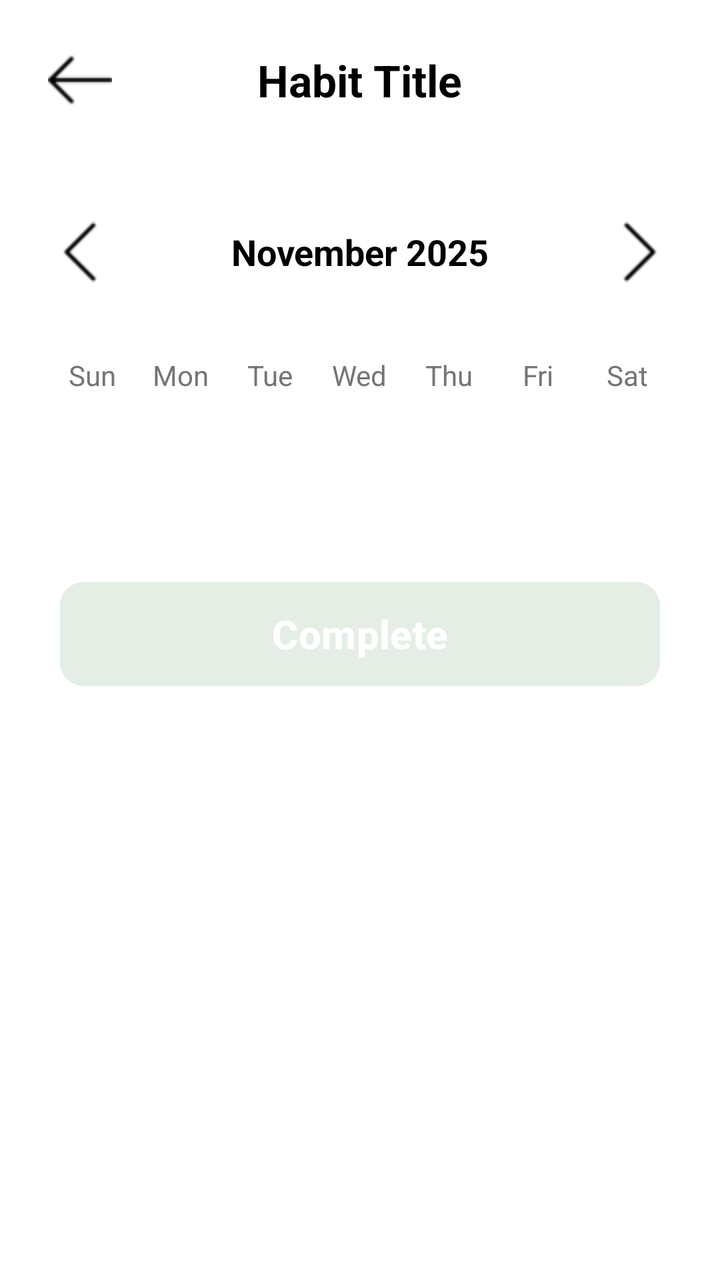
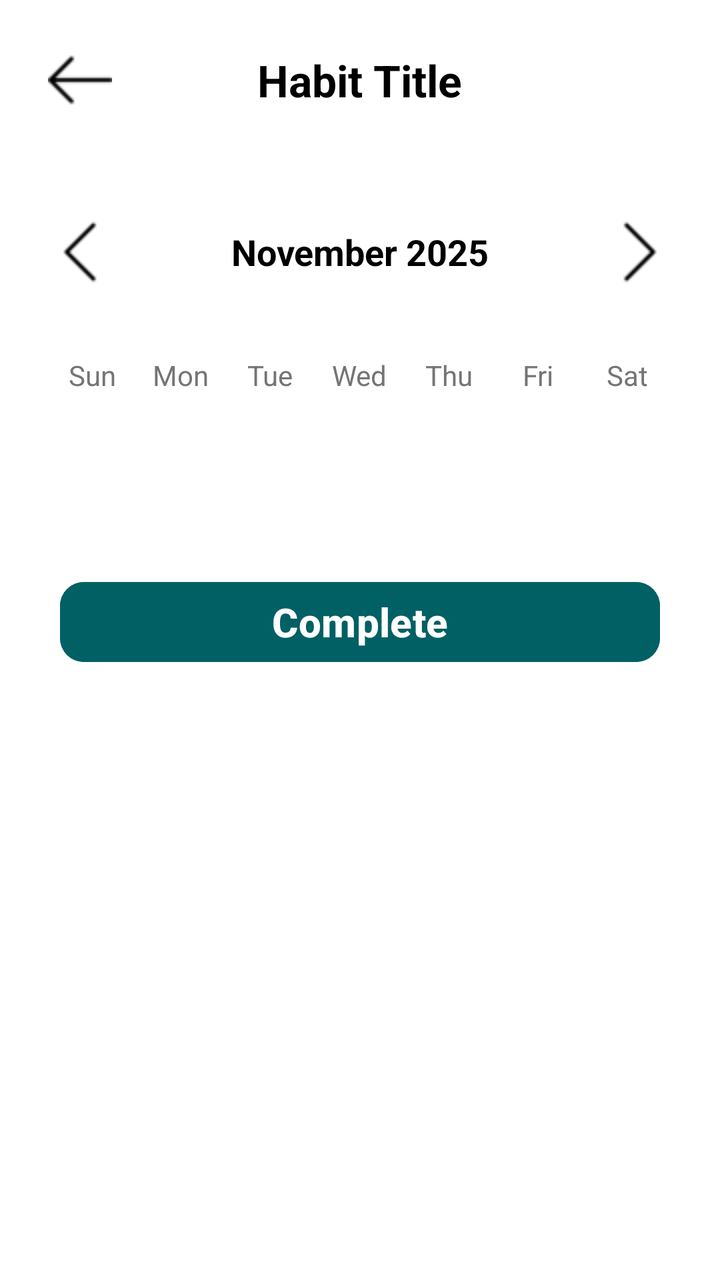

Two renders of the same Android screen: before a commit and after it. Below are the layout's source before the change and the commit's diff.
<!-- AndroidManifest.xml: application theme Theme.HabitMood -->
<!-- res/layout/activity_monthly_detail.xml -->
<?xml version="1.0" encoding="utf-8"?>
<LinearLayout xmlns:android="http://schemas.android.com/apk/res/android"
    xmlns:app="http://schemas.android.com/apk/res-auto"
    xmlns:tools="http://schemas.android.com/tools"
    android:id="@+id/main"
    android:layout_width="match_parent"
    android:layout_height="match_parent"
    android:orientation="vertical"
    android:background="@color/white"
    android:padding="24dp"
    tools:context=".MonthlyDetail">

    
    <RelativeLayout
        android:layout_width="match_parent"
        android:layout_height="wrap_content"
        android:layout_marginBottom="24dp">

        <ImageButton
            android:id="@+id/btnBack"
            android:layout_width="32dp"
            android:layout_height="32dp"
            android:src="@drawable/back"
            android:background="?attr/selectableItemBackgroundBorderless"
            android:contentDescription="Back"
            android:layout_alignParentStart="true"
            android:layout_centerVertical="true"
            app:tint="@color/black" />

        <TextView
            android:id="@+id/tvHabitTitle"
            android:layout_width="wrap_content"
            android:layout_height="wrap_content"
            android:text="Habit Title"
            android:textSize="22sp"
            android:textStyle="bold"
            android:textColor="@color/black"
            android:layout_centerInParent="true"/>
    </RelativeLayout>

    
    <LinearLayout
        android:layout_width="match_parent"
        android:layout_height="wrap_content"
        android:orientation="horizontal"
        android:gravity="center_vertical"
        android:layout_marginTop="30dp"
        android:layout_marginBottom="16dp">

        <ImageButton
            android:id="@+id/btnPrevMonth"
            android:layout_width="32dp"
            android:layout_height="32dp"
            android:src="@drawable/left"
            android:background="?attr/selectableItemBackgroundBorderless"
            android:contentDescription="Previous Month"/>

        <TextView
            android:id="@+id/tvMonthYear"
            android:layout_width="0dp"
            android:layout_height="wrap_content"
            android:layout_weight="1"
            android:text="November 2025"
            android:textSize="18sp"
            android:textStyle="bold"
            android:textColor="@color/black"
            android:gravity="center"/>

        <ImageButton
            android:id="@+id/btnNextMonth"
            android:layout_width="32dp"
            android:layout_height="32dp"
            android:src="@drawable/right"
            android:background="?attr/selectableItemBackgroundBorderless"
            android:contentDescription="Next Month"/>
    </LinearLayout>

    
    <LinearLayout
        android:layout_width="match_parent"
        android:layout_height="wrap_content"
        android:orientation="horizontal"
        android:layout_marginTop="20dp"
        android:layout_marginBottom="8dp">

        <TextView
            android:layout_width="0dp"
            android:layout_height="wrap_content"
            android:layout_weight="1"
            android:text="Sun"
            android:textSize="14sp"
            android:textColor="#757575"
            android:gravity="center"/>

        <TextView
            android:layout_width="0dp"
            android:layout_height="wrap_content"
            android:layout_weight="1"
            android:text="Mon"
            android:textSize="14sp"
            android:textColor="#757575"
            android:gravity="center"/>

        <TextView
            android:layout_width="0dp"
            android:layout_height="wrap_content"
            android:layout_weight="1"
            android:text="Tue"
            android:textSize="14sp"
            android:textColor="#757575"
            android:gravity="center"/>

        <TextView
            android:layout_width="0dp"
            android:layout_height="wrap_content"
            android:layout_weight="1"
            android:text="Wed"
            android:textSize="14sp"
            android:textColor="#757575"
            android:gravity="center"/>

        <TextView
            android:layout_width="0dp"
            android:layout_height="wrap_content"
            android:layout_weight="1"
            android:text="Thu"
            android:textSize="14sp"
            android:textColor="#757575"
            android:gravity="center"/>

        <TextView
            android:layout_width="0dp"
            android:layout_height="wrap_content"
            android:layout_weight="1"
            android:text="Fri"
            android:textSize="14sp"
            android:textColor="#757575"
            android:gravity="center"/>

        <TextView
            android:layout_width="0dp"
            android:layout_height="wrap_content"
            android:layout_weight="1"
            android:text="Sat"
            android:textSize="14sp"
            android:textColor="#757575"
            android:gravity="center"/>
    </LinearLayout>

    
    <androidx.recyclerview.widget.RecyclerView
        android:id="@+id/calendarRecyclerView"
        android:layout_width="match_parent"
        android:layout_height="wrap_content"
        android:layout_marginTop="20dp"
        android:nestedScrollingEnabled="false"
        android:layout_marginBottom="32dp"/>

    
    <Button
        android:id="@+id/btnComplete"
        android:layout_width="300dp"
        android:layout_height="60dp"
        android:layout_gravity="center"
        android:text="Complete"
        android:layout_marginTop="30dp"
        android:textSize="20sp"
        android:textStyle="bold"
        android:textColor="@color/white"
        android:backgroundTint="@color/light_green"
        android:stateListAnimator="@null"
        app:cornerRadius="12dp"/>

</LinearLayout>
<!-- resources referenced by this layout -->
<resources>
  <color name="black">#FF000000</color>
  <color name="light_green">#E4EEE4</color>
  <color name="white">#FFFFFFFF</color>
  <!-- drawable back: png bitmap (drawable, 309 bytes) -->
  <!-- drawable left: png bitmap (drawable, 814 bytes) -->
  <!-- drawable right: png bitmap (drawable, 218 bytes) -->
  <style name="Theme.HabitMood" parent="Base.Theme.HabitMood" />
  <style name="Base.Theme.HabitMood" parent="Theme.Material3.DayNight.NoActionBar">
          
          
      </style>
</resources>

<!-- the commit's change to res/layout/activity_monthly_detail.xml (unified diff, before → after) -->
@@ -160,15 +160,15 @@
     <Button
         android:id="@+id/btnComplete"
         android:layout_width="300dp"
-        android:layout_height="60dp"
+        android:layout_height="wrap_content"
         android:layout_gravity="center"
+        android:layout_marginTop="30dp"
+        android:backgroundTint="@color/green"
+        android:stateListAnimator="@null"
         android:text="Complete"
-        android:layout_marginTop="30dp"
+        android:textColor="@color/white"
         android:textSize="20sp"
         android:textStyle="bold"
-        android:textColor="@color/white"
-        android:backgroundTint="@color/light_green"
-        android:stateListAnimator="@null"
-        app:cornerRadius="12dp"/>
+        app:cornerRadius="12dp" />
 
 </LinearLayout>
<!-- resource entries referenced after the edit -->
@@ -1,15 +1,20 @@
 <!-- resources referenced by this layout -->
 <resources>
   <color name="black">#FF000000</color>
-  <color name="light_green">#E4EEE4</color>
+  <color name="green">#006064</color>
   <color name="white">#FFFFFFFF</color>
   <!-- drawable back: png bitmap (drawable, 309 bytes) -->
   <!-- drawable left: png bitmap (drawable, 814 bytes) -->
   <!-- drawable right: png bitmap (drawable, 218 bytes) -->
   <style name="Theme.HabitMood" parent="Base.Theme.HabitMood" />
   <style name="Base.Theme.HabitMood" parent="Theme.Material3.DayNight.NoActionBar">
-          
-          
+          <item name="colorPrimary">@color/green</item>
+  
+          <item name="colorPrimaryContainer">@color/green</item>
+          <item name="colorOnPrimaryContainer">@color/white</item>
+  
+          <item name="colorSecondary">@color/green</item>
+          <item name="colorOnSecondary">@color/white</item>
       </style>
 </resources>
 
